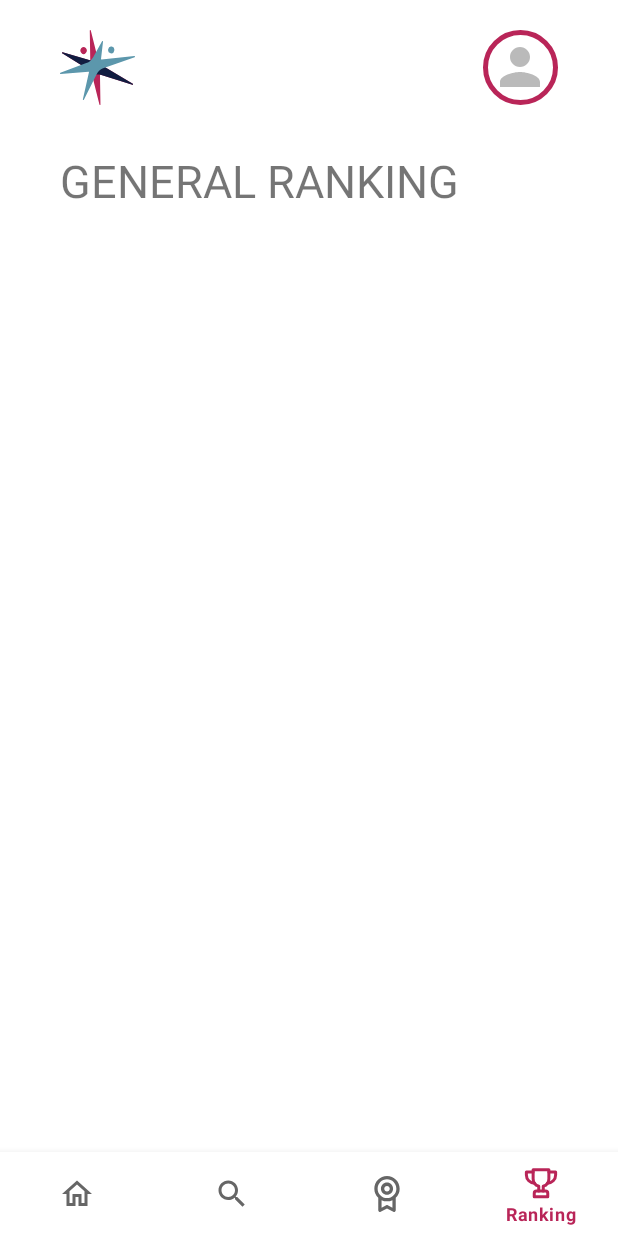
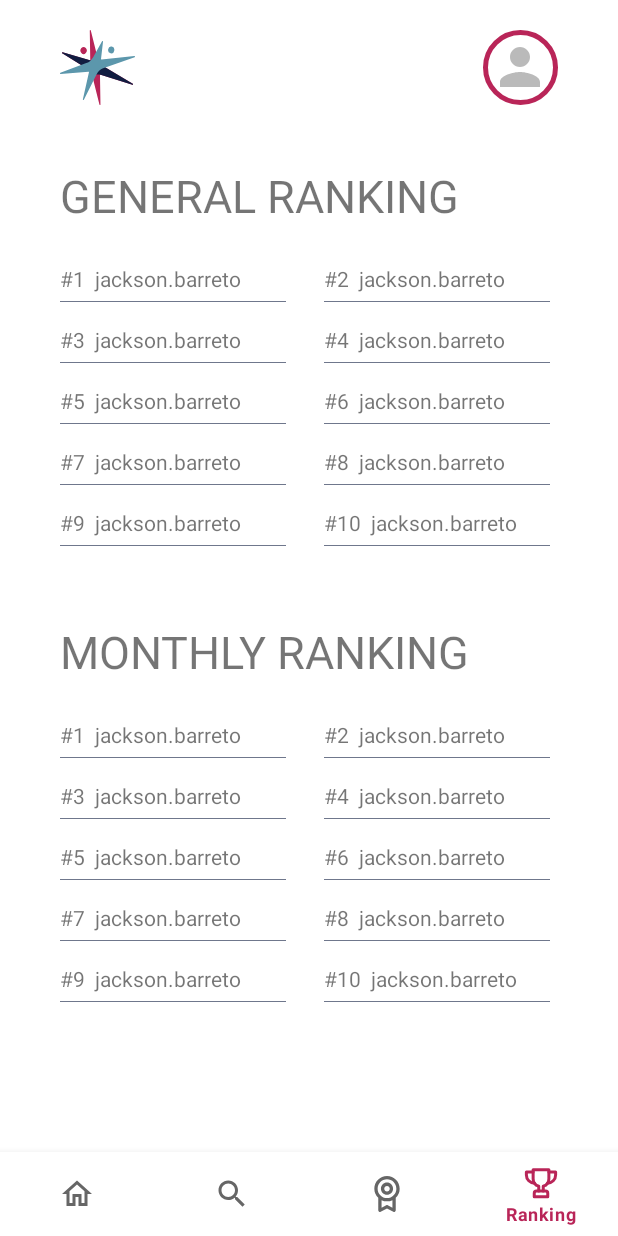
Before and after one commit to jacksonbarreto/Conslife, an Android app: the RankingFragment screen opened through its navigation route, on a phone screen of 412 x 824 dp. Run offline under Robolectric (Android 15) with nearby library versions, the phone set to English and light mode, and no system bars; our stand-ins replace navigation-ui.

Commit message:
feat: ranking screen

```diff
--- /dev/null
+++ b/app/src/main/java/com/conslife/adapters/UserRankingAdapter.kt
@@ -0,0 +1,45 @@
+package com.conslife.adapters
+
+import android.view.LayoutInflater
+import android.view.ViewGroup
+import androidx.recyclerview.widget.RecyclerView
+import com.conslife.databinding.ItemUserRankingBinding
+import com.conslife.models.UserRanking
+import java.util.ArrayList
+
+class UserRankingAdapter : RecyclerView.Adapter<RecyclerView.ViewHolder>() {
+    private var items: List<UserRanking> = ArrayList()
+
+    override fun onCreateViewHolder(parent: ViewGroup, viewType: Int): RecyclerView.ViewHolder {
+        return UserRankingViewHolder(
+            ItemUserRankingBinding.inflate(LayoutInflater.from(parent.context), parent, false)
+        )
+    }
+
+    override fun onBindViewHolder(holder: RecyclerView.ViewHolder, position: Int) {
+        when (holder) {
+            is UserRankingAdapter.UserRankingViewHolder -> {
+                holder.bind(items[position], position)
+            }
+        }
+    }
+
+    override fun getItemCount(): Int {
+        return items.size
+    }
+
+    fun setDataSet(userRanking: List<UserRanking>) {
+        this.items = userRanking
+    }
+
+    class UserRankingViewHolder constructor(
+        itemView: ItemUserRankingBinding
+    ) : RecyclerView.ViewHolder(itemView.root) {
+        private val userPosition = itemView.usernamePosition
+
+        fun bind(userRanking: UserRanking, position: Int) {
+            userPosition.text = "#${position + 1}  ${userRanking.username}"
+        }
+
+    }
+}
--- a/app/src/main/java/com/conslife/fragments/RankingFragment.kt
+++ b/app/src/main/java/com/conslife/fragments/RankingFragment.kt
@@ -5,10 +5,16 @@ import android.view.LayoutInflater
 import android.view.View
 import android.view.ViewGroup
 import androidx.fragment.app.Fragment
+import androidx.recyclerview.widget.GridLayoutManager
+import androidx.recyclerview.widget.LinearLayoutManager
+import com.conslife.adapters.UserRankingAdapter
 import com.conslife.databinding.FragmentRankingBinding
+import com.conslife.models.UserRanking
 
 class RankingFragment : Fragment() {
     private lateinit var _binding: FragmentRankingBinding
+    private lateinit var generalUserRankingAdapter: UserRankingAdapter
+    private lateinit var monthlyUserRankingAdapter: UserRankingAdapter
 
     override fun onCreateView(
         inflater: LayoutInflater,
@@ -21,5 +27,56 @@ class RankingFragment : Fragment() {
 
     override fun onViewCreated(view: View, savedInstanceState: Bundle?) {
         super.onViewCreated(view, savedInstanceState)
+        initGeneralRecyclerView()
+        initMonthlyRecyclerView()
+    }
+
+    private fun initGeneralRecyclerView() {
+        generalUserRankingAdapter = UserRankingAdapter()
+        addGeneralDataSet()
+        _binding.generalRecyclerView.apply {
+            layoutManager = GridLayoutManager(this@RankingFragment.context, 2)
+            adapter = generalUserRankingAdapter
+        }
+    }
+
+    private fun initMonthlyRecyclerView() {
+        monthlyUserRankingAdapter = UserRankingAdapter()
+        addMonthlyDataSet()
+        _binding.monthlyRecyclerView.apply {
+            layoutManager = GridLayoutManager(this@RankingFragment.context, 2)
+            adapter = generalUserRankingAdapter
+        }
+    }
+
+    private fun addGeneralDataSet() {
+        val generalUsers = ArrayList<UserRanking>()
+        generalUsers.add(UserRanking("jackson.barreto"))
+        generalUsers.add(UserRanking("jackson.barreto"))
+        generalUsers.add(UserRanking("jackson.barreto"))
+        generalUsers.add(UserRanking("jackson.barreto"))
+        generalUsers.add(UserRanking("jackson.barreto"))
+        generalUsers.add(UserRanking("jackson.barreto"))
+        generalUsers.add(UserRanking("jackson.barreto"))
+        generalUsers.add(UserRanking("jackson.barreto"))
+        generalUsers.add(UserRanking("jackson.barreto"))
+        generalUsers.add(UserRanking("jackson.barreto"))
+        generalUserRankingAdapter.setDataSet(generalUsers)
+    }
+
+    private fun addMonthlyDataSet() {
+        val monthlyUsers = ArrayList<UserRanking>()
+        monthlyUsers.add(UserRanking("jackson.barreto"))
+        monthlyUsers.add(UserRanking("jackson.barreto"))
+        monthlyUsers.add(UserRanking("jackson.barreto"))
+        monthlyUsers.add(UserRanking("jackson.barreto"))
+        monthlyUsers.add(UserRanking("jackson.barreto"))
+        monthlyUsers.add(UserRanking("jackson.barreto"))
+        monthlyUsers.add(UserRanking("jackson.barreto"))
+        monthlyUsers.add(UserRanking("jackson.barreto"))
+        monthlyUsers.add(UserRanking("jackson.barreto"))
+        monthlyUsers.add(UserRanking("jackson.barreto"))
+
+        monthlyUserRankingAdapter.setDataSet(monthlyUsers)
     }
 }
--- /dev/null
+++ b/app/src/main/java/com/conslife/models/UserRanking.kt
@@ -0,0 +1,5 @@
+package com.conslife.models
+
+data class UserRanking(
+    var username: String
+)
--- a/app/src/main/res/layout/fragment_ranking.xml
+++ b/app/src/main/res/layout/fragment_ranking.xml
@@ -42,11 +42,11 @@
 
 
         <TextView
-            android:id="@+id/textView"
+            android:id="@+id/general_ranking_title"
             android:layout_width="wrap_content"
             android:layout_height="wrap_content"
             android:layout_marginStart="40dp"
-            android:layout_marginTop="30dp"
+            android:layout_marginTop="40dp"
             android:text="@string/title_page_general_ranking"
             android:textAllCaps="true"
             android:textSize="30sp"
@@ -54,4 +54,34 @@
             app:layout_constraintTop_toBottomOf="@+id/signal_logo" />
     </androidx.constraintlayout.widget.ConstraintLayout>
 
+    <androidx.recyclerview.widget.RecyclerView
+        android:id="@+id/general_recycler_view"
+        android:layout_width="match_parent"
+        android:layout_height="wrap_content"
+        android:layout_marginStart="40dp"
+        android:layout_marginTop="10dp"
+        android:layout_marginEnd="20dp"
+        app:layout_constraintTop_toBottomOf="@+id/header" />
+
+    <TextView
+        android:id="@+id/monthly_ranking_title"
+        android:layout_width="wrap_content"
+        android:layout_height="wrap_content"
+        android:layout_marginStart="40dp"
+        android:layout_marginTop="50dp"
+        android:text="@string/title_page_monthly_ranking"
+        android:textAllCaps="true"
+        android:textSize="30sp"
+        app:layout_constraintStart_toStartOf="parent"
+        app:layout_constraintTop_toBottomOf="@+id/general_recycler_view" />
+
+    <androidx.recyclerview.widget.RecyclerView
+        android:id="@+id/monthly_recycler_view"
+        android:layout_width="match_parent"
+        android:layout_height="wrap_content"
+        android:layout_marginStart="40dp"
+        android:layout_marginTop="10dp"
+        android:layout_marginEnd="20dp"
+        app:layout_constraintTop_toBottomOf="@+id/monthly_ranking_title" />
+
 </androidx.constraintlayout.widget.ConstraintLayout>
--- /dev/null
+++ b/app/src/main/res/layout/item_user_ranking.xml
@@ -0,0 +1,23 @@
+<?xml version="1.0" encoding="utf-8"?>
+<androidx.constraintlayout.widget.ConstraintLayout xmlns:android="http://schemas.android.com/apk/res/android"
+    xmlns:app="http://schemas.android.com/apk/res-auto"
+    android:layout_marginEnd="25dp"
+    android:layout_width="match_parent"
+    android:layout_height="wrap_content">
+
+    <TextView
+        android:id="@+id/username_position"
+        android:layout_width="match_parent"
+        android:layout_height="wrap_content"
+        android:layout_marginTop="15dp"
+        app:layout_constraintTop_toTopOf="parent" />
+    <View
+        android:id="@+id/header_bottom_line"
+        android:layout_width="match_parent"
+        android:layout_height="0.6dp"
+        android:layout_marginTop="05dp"
+        android:alpha="0.6"
+        android:background="@color/conslife_dark_blue"
+        app:layout_constraintTop_toBottomOf="@+id/username_position" />
+
+</androidx.constraintlayout.widget.ConstraintLayout>
--- a/app/src/main/res/values/strings.xml
+++ b/app/src/main/res/values/strings.xml
@@ -35,7 +35,7 @@
     <string name="image_description_signal_brand">brand symbol</string>
     <string name="title_page_find_mission">Available Missions</string>
     <string name="title_page_general_ranking">General Ranking</string>
-    <string name="title_page_monthly_raning">Monthly Ranking</string>
+    <string name="title_page_monthly_ranking">Monthly Ranking</string>
     <string name="fragment_current_mission_button_confirm">confirm participation</string>
     <string name="fragment_current_mission_hour">Hour</string>
     <string name="fragment_current_mission_date">Date</string>
```
Also changed, not shown: 2 other files.
